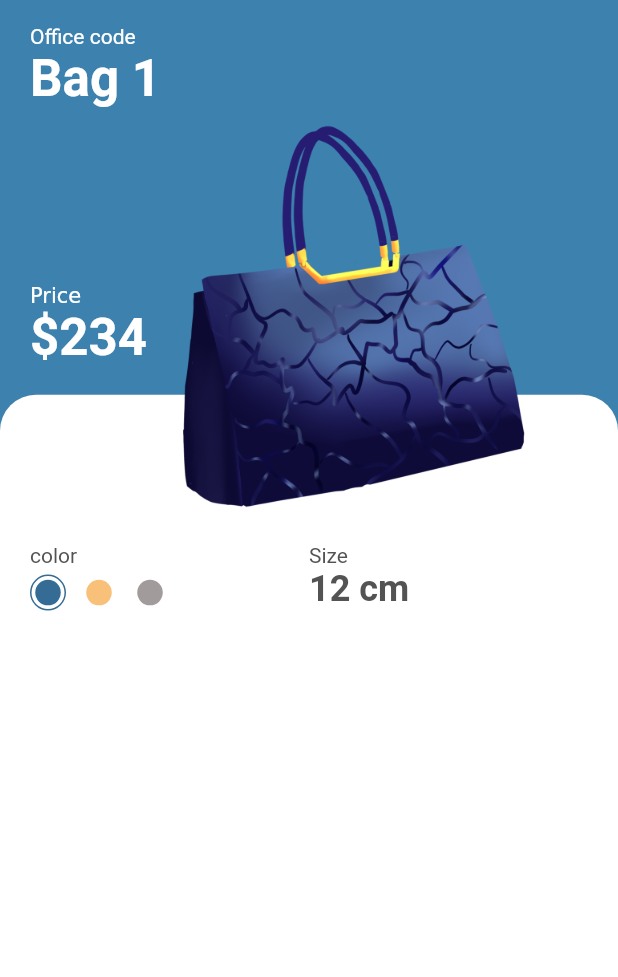
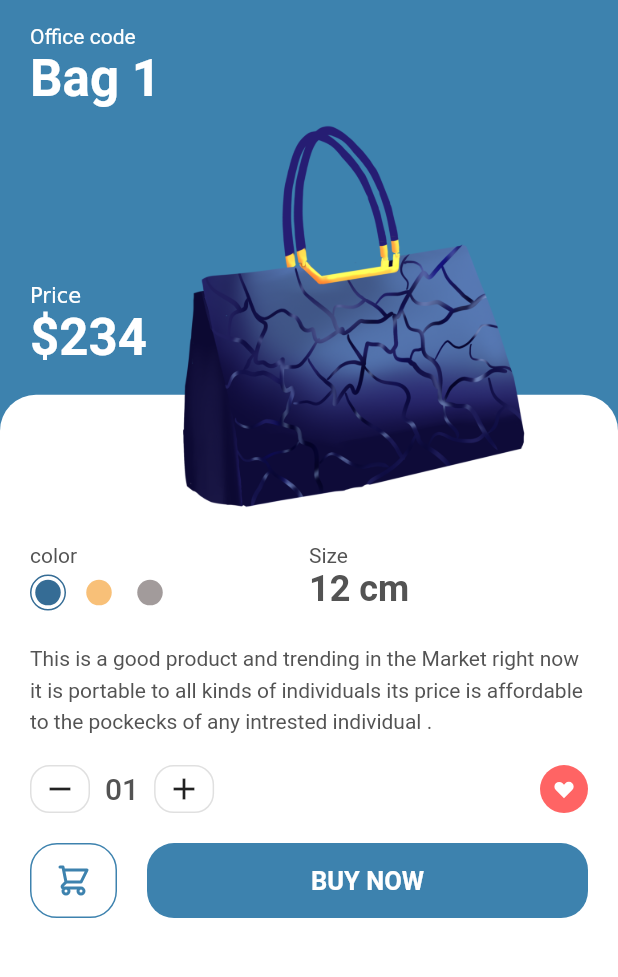
Before and after one commit to muwongelawrence-tech/flutter_ecommerce_app, a Flutter app: the screen it shows after launch, after a tap on "Bag 1", on a phone screen of 412 x 824 dp, the part 60-1037 px from its top. Run offline on Flutter 3.47's test engine with Material 2 defaults, Android fonts, the phone set to English and light mode, and no system bars; our stand-ins replace flutter_svg.

Commit message:
finishing the details screen( add to cart)

```diff
--- a/lib/models/product.dart
+++ b/lib/models/product.dart
@@ -1,99 +1,109 @@
 import 'package:flutter/material.dart';
 
 class Product {
+  final String image, title, description;
 
-  final String  image , title , description;
-
-  final int price, size,  id;
+  final int price, size, id;
 
   final Color color;
 
-  Product({
-    required this.id,
+  Product(
+      {required this.id,
       required this.image,
       required this.description,
       required this.price,
       required this.color,
       required this.size,
-    required this.title
-  });
-
+      required this.title});
 }
 
-
 List<Product> products = [
-
   Product(
-        id:1,
-        title:"Bag 1",
-        price:234,
+    id: 1,
+    title: "Bag 1",
+    price: 234,
     size: 12,
-        description: "this is a good product.",
-        image:"assets/images/handbag2.png",
+    description:
+        "This is a good product and trending in the Market right now it is portable to all kinds of individuals" +
+            " its price is affordable to the pockecks of any intrested individual .",
+    image: "assets/images/handbag2.png",
     color: const Color(0xFF3D82AE),
   ),
-
   Product(
-        id:2,
-        title:"Bag 2",
-        price:300,
+    id: 2,
+    title: "Bag 2",
+    price: 300,
     size: 11,
-        description: "this is a good product.",
-        image:"assets/images/handbag2.png",
+    description:
+        "This is a good product and trending in the Market right now it is portable to all kinds of individuals" +
+            " its price is affordable to the pockecks of any intrested individual .",
+    image: "assets/images/handbag2.png",
     color: const Color(0xFF989493),
   ),
   Product(
-        id:3,
-        title:"Bag 3",
-        price:234,
+    id: 3,
+    title: "Bag 3",
+    price: 234,
     size: 11,
-        description: "this is a good product.",
-        image:"assets/images/handbag1.png",
+    description:
+        "This is a good product and trending in the Market right now it is portable to all kinds of individuals" +
+            " its price is affordable to the pockecks of any intrested individual .",
+    image: "assets/images/handbag1.png",
     color: const Color(0xFFE6B398),
   ),
   Product(
-        id:3,
-        title:"Bag 4",
-        price:234,
+    id: 3,
+    title: "Bag 4",
+    price: 234,
     size: 11,
-        description: "this is a good product.",
-        image:"assets/images/handbag1.png",
+    description:
+        "This is a good product and trending in the Market right now it is portable to all kinds of individuals" +
+            " its price is affordable to the pockecks of any intrested individual .",
+    image: "assets/images/handbag1.png",
     color: const Color(0xFFFB7883),
   ),
   Product(
-        id:3,
-        title:"Bag 3",
-        price:234,
+    id: 3,
+    title: "Bag 3",
+    price: 234,
     size: 11,
-        description: "this is a good product.",
-        image:"assets/images/handbag1.png",
+    description:
+        "This is a good product and trending in the Market right now it is portable to all kinds of individuals" +
+            " its price is affordable to the pockecks of any intrested individual .",
+    image: "assets/images/handbag1.png",
     color: const Color(0xFFAEAEAE),
   ),
   Product(
-        id:3,
-        title:"Bag 3",
-        price:234,
+    id: 3,
+    title: "Bag 3",
+    price: 234,
     size: 11,
-        description: "this is a good product.",
-        image:"assets/images/handbag1.png",
+    description:
+        "This is a good product and trending in the Market right now it is portable to all kinds of individuals" +
+            " its price is affordable to the pockecks of any intrested individual .",
+    image: "assets/images/handbag1.png",
     color: const Color(0xFFD3A984),
   ),
   Product(
-        id:3,
-        title:"Shoe",
-        price:311,
+    id: 3,
+    title: "Shoe",
+    price: 311,
     size: 11,
-        description: "this is a good product.",
-        image:"assets/images/s5.png",
+    description:
+        "This is a good product and trending in the Market right now it is portable to all kinds of individuals" +
+            " its price is affordable to the pockecks of any intrested individual .",
+    image: "assets/images/s5.png",
     color: const Color(0xFF989493),
   ),
   Product(
-        id:3,
-        title:"Bag 3",
-        price:234,
+    id: 3,
+    title: "Bag 3",
+    price: 234,
     size: 11,
-        description: "this is a good product.",
-        image:"assets/images/handbag2.png",
+    description:
+        "This is a good product and trending in the Market right now it is portable to all kinds of individuals" +
+            " its price is affordable to the pockecks of any intrested individual .",
+    image: "assets/images/handbag2.png",
     color: const Color(0xFF3D82AE),
   ),
 ];
--- /dev/null
+++ b/lib/screens/details/cartCounter.dart
@@ -0,0 +1,71 @@
+import 'package:flutter/material.dart';
+import 'package:shopping_app/constants.dart';
+
+class CartCounter extends StatefulWidget{
+
+  const CartCounter({Key? key}) : super(key: key);
+
+  @override
+  _CartCounterState  createState() => _CartCounterState();
+}
+
+class _CartCounterState extends State<CartCounter> {
+
+  int numOfitems = 1;
+
+  @override
+  Widget build(BuildContext context){
+    return Row(
+      children: <Widget>[
+
+       buildOutlineButton(
+         icon: Icons.remove,
+         press: () {
+
+           if(numOfitems > 1){
+
+              setState(() {
+              numOfitems--;
+              });
+           }
+
+         },
+       ),
+
+        Padding(
+          padding: const EdgeInsets.symmetric(horizontal: kDefaultPadding /2),
+          child: Text(numOfitems.toString().padLeft(2, "0") , style: Theme.of(context).textTheme.headline6),
+        ),
+
+        buildOutlineButton(
+         icon: Icons.add,
+         press: () {
+
+           setState(() {
+              numOfitems++;
+           });
+
+         },
+       ),
+
+      ],
+    );
+  }
+
+}
+
+SizedBox buildOutlineButton({ required IconData icon , required  VoidCallback press }){
+  return  SizedBox(
+
+          width: 40,
+          height: 32,
+          child:  OutlineButton(
+            padding: EdgeInsets.zero,
+            shape: RoundedRectangleBorder(
+               borderRadius: BorderRadius.circular(13),
+            ),
+            onPressed: press ,
+            child:  Icon(icon),
+          ),
+        );
+}
--- a/lib/screens/details/details_screen_body.dart
+++ b/lib/screens/details/details_screen_body.dart
@@ -1,6 +1,8 @@
 import 'package:flutter/material.dart';
+import 'package:flutter_svg/svg.dart';
 import 'package:shopping_app/constants.dart';
 import 'package:shopping_app/models/product.dart';
+import 'package:shopping_app/screens/details/cartCounter.dart';
 
 
 class DetailsBody extends StatelessWidget{
@@ -89,8 +91,102 @@ class DetailsBody extends StatelessWidget{
                                      )
                                   ),
                                ),
+
+
                               ],
                             ),
+
+                          Padding(
+                            padding: const EdgeInsets.symmetric(vertical: kDefaultPadding),
+                            child:   Text(product.description , style: const TextStyle(height: 1.5),),
+                          ),
+
+
+                          Row(
+
+                            mainAxisAlignment: MainAxisAlignment.spaceBetween,
+
+                            children:  <Widget>[
+
+                                const CartCounter(),
+
+                                Container(
+
+                                  padding: const EdgeInsets.all(8),
+                                  height: 32,
+                                  width: 32,
+                                  decoration: const BoxDecoration(
+                                    color: Color(0xFFFF6464),
+                                    shape: BoxShape.circle,
+                                  ),
+                                  child:  SvgPicture.asset(
+                                    "assets/icons/heart.svg",
+                                    color: Colors.white,
+                                  ),
+
+                              )
+                          ],
+                       ),
+
+                       Padding(
+                         padding:  const EdgeInsets.symmetric(vertical: kDefaultPadding),
+
+                         child: Row(
+                          children: <Widget>[
+                             Container(
+
+                               margin: const EdgeInsets.only(right: kDefaultPadding),
+
+                               height: 50,
+                               width: 58,
+                               decoration : BoxDecoration(
+                                 borderRadius: BorderRadius.circular(18),
+                                  border: Border.all(color: product.color)
+                               ),
+
+                               child:  IconButton(
+                                 onPressed: (){},
+                                 icon: SvgPicture.asset(
+                                   "assets/icons/cart.svg",
+                                   color: product.color,
+                                )
+                               ),
+
+                           ),
+
+                           Expanded(
+                             child: SizedBox(
+
+                             height: 50,
+
+                             child: FlatButton(
+
+                               shape:RoundedRectangleBorder(
+                                 borderRadius: BorderRadius.circular(18)
+                               ),
+
+                               color: product.color,
+
+                               onPressed: (){},
+
+                               child: Text(
+                                 "Buy Now".toUpperCase(),
+                                 style: const TextStyle(
+                                   fontSize: 17,
+                                   fontWeight: FontWeight.bold,
+                                   color: Colors.white
+                                 ),
+                               ),
+
+                             ),
+                        ),
+                      ),
+
+                         ],
+                       ),
+
+                      ),
+
 
                          ],
                       )
```
Also changed, not shown: assets/icons/heart.svg (added). Lines whose indentation alone changed are shown as unchanged.
